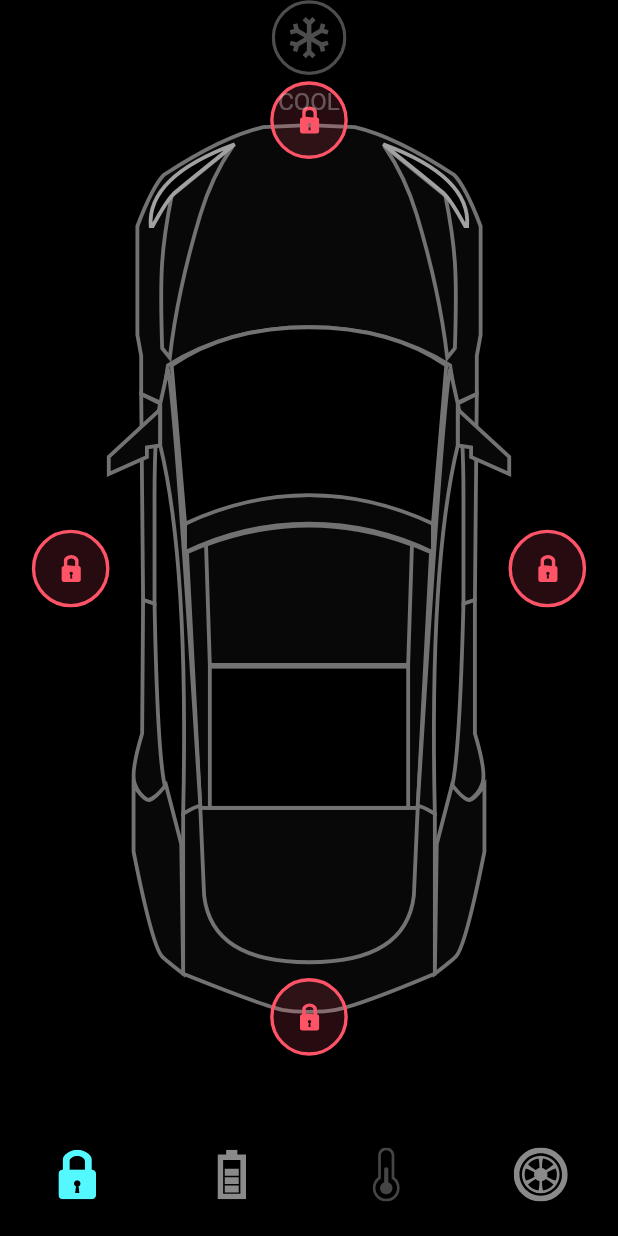
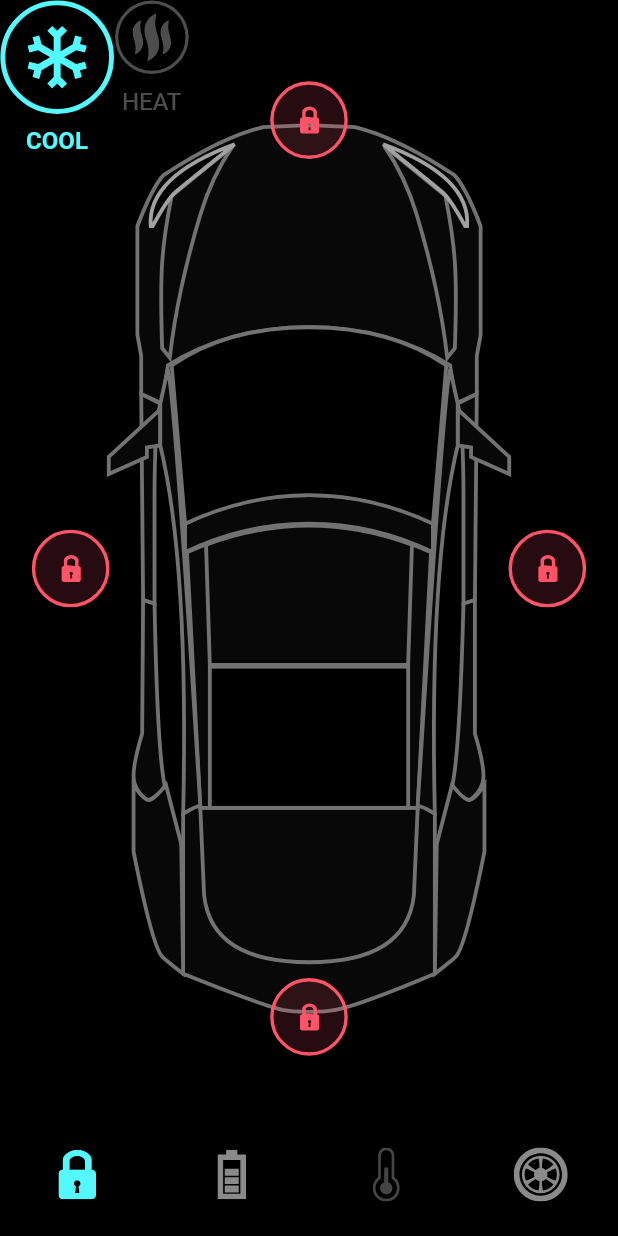
Before and after one commit to giovannicampagnolo/Tesla-Control-App, a Flutter app: the screen it shows after launch, on a phone screen of 412 x 824 dp. Run offline on Flutter 3.47's test engine with Material 2 defaults, Android fonts, the phone set to English and light mode, and no system bars; our stand-ins replace flutter_svg.

Commit message:
Wip with temp pt2

```diff
--- a/lib/home_controller.dart
+++ b/lib/home_controller.dart
@@ -32,4 +32,11 @@ class HomeController extends ChangeNotifier{
     isBottomDoorLock = !isBottomDoorLock;
     notifyListeners();
   }
+
+  bool isCoolSelected = true;
+
+  void updateIsCoolSelectedTab(){
+    isCoolSelected = !isCoolSelected;
+    notifyListeners();
+  }
 }
--- a/lib/screens/home_screen.dart
+++ b/lib/screens/home_screen.dart
@@ -190,10 +190,22 @@ class _HomeScreenState extends State<HomeScreen> with TickerProviderStateMixin {
                     ),
 
                     ///TEMPERATURE
-                    TempBtn(
-                      svgSrc: "assets/icons/coolShape.svg",
-                      title: "Cool",
-                      press: (){},
+                    Row(
+                      children: [
+                        TempBtn(
+                          isActive: _controller.isCoolSelected,
+                          svgSrc: "assets/icons/coolShape.svg",
+                          title: "Cool",
+                          press: _controller.updateIsCoolSelectedTab,
+                        ),
+                        const SizedBox(height: defaultPadding ),
+                        TempBtn(
+                          isActive: !_controller.isCoolSelected,
+                          svgSrc: "assets/icons/heatShape.svg",
+                          title: "Heat",
+                          press: _controller.updateIsCoolSelectedTab,
+                        ),
+                      ],
                     ),
                   ],
                 );
--- a/lib/widgets/temp_btn.dart
+++ b/lib/widgets/temp_btn.dart
@@ -7,38 +7,47 @@ class TempBtn extends StatelessWidget {
   final String svgSrc, title;
   final bool isActive;
   final VoidCallback press;
+  final Color activeColor;
 
   const TempBtn({
     Key? key,
     required this.svgSrc,
     required this.title,
-    this.isActive = true,
+    this.isActive = false,
     required this.press,
+    this.activeColor = primaryColor,
   }) : super(key: key);
 
   @override
   Widget build(BuildContext context) {
-    return Column(
+    return GestureDetector(
+      onTap: press,
+      child: Column(
         children: [
-        Container(
-          height: 50,
-          width: 50,
+          AnimatedContainer(
+            duration: Duration(milliseconds: 200),
+            curve: Curves.easeInOutBack,
+            height: isActive ? 76 : 50,
+            width:  isActive ? 76 : 50,
             child: SvgPicture.asset(
               svgSrc,
-            color: Colors.white30,
+              color: isActive ? primaryColor : Colors.white30,
             ),
           ),
           SizedBox(
             height: defaultPadding / 2,
           ),
-        Text(
-          title.toUpperCase(),
+          AnimatedDefaultTextStyle(
+            duration: Duration(milliseconds: 200),
             style: TextStyle(
               fontSize: 16,
-            color: Colors.white30,
+              color: isActive ? primaryColor : Colors.white30,
+              fontWeight: isActive ? FontWeight.bold : FontWeight.normal,
             ),
+            child: Text(title.toUpperCase(),),
           ),
         ],
+      ),
     );
   }
 }
```
Lines whose indentation alone changed are shown as unchanged.
